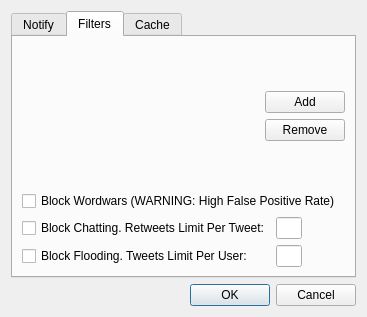
This is res/ui/SettingWindow.ui in WeCase/WeCase as Qt 5 draws it before an edit. The edited form follows.
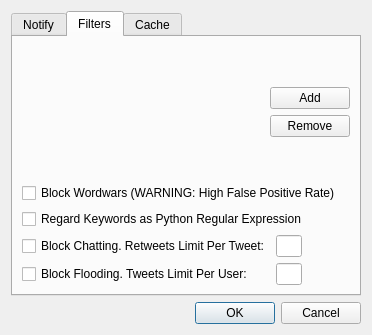
This is the edited form. The open tabs and pages were chosen to show the change. Icons and pictures are not drawn. Custom widgets are drawn as their Qt base class.

Commit message: Initial implementation of regex, fix Issue #108.

What changed in the file:
```diff
--- a/res/ui/SettingWindow.ui
+++ b/res/ui/SettingWindow.ui
@@ -6,8 +6,8 @@
    <rect>
     <x>0</x>
     <y>0</y>
-    <width>367</width>
-    <height>317</height>
+    <width>372</width>
+    <height>335</height>
    </rect>
   </property>
   <property name="sizePolicy">
@@ -266,6 +266,13 @@
          </property>
         </widget>
        </item>
+       <item>
+        <widget class="QCheckBox" name="regexCheckbox">
+         <property name="text">
+          <string>Regard Keywords as Python Regular Expression</string>
+         </property>
+        </widget>
+       </item>
        <item>
         <layout class="QHBoxLayout" name="horizontalLayout_9">
          <item alignment="Qt::AlignLeft|Qt::AlignVCenter">
```
The commit also changes 4 other files.
